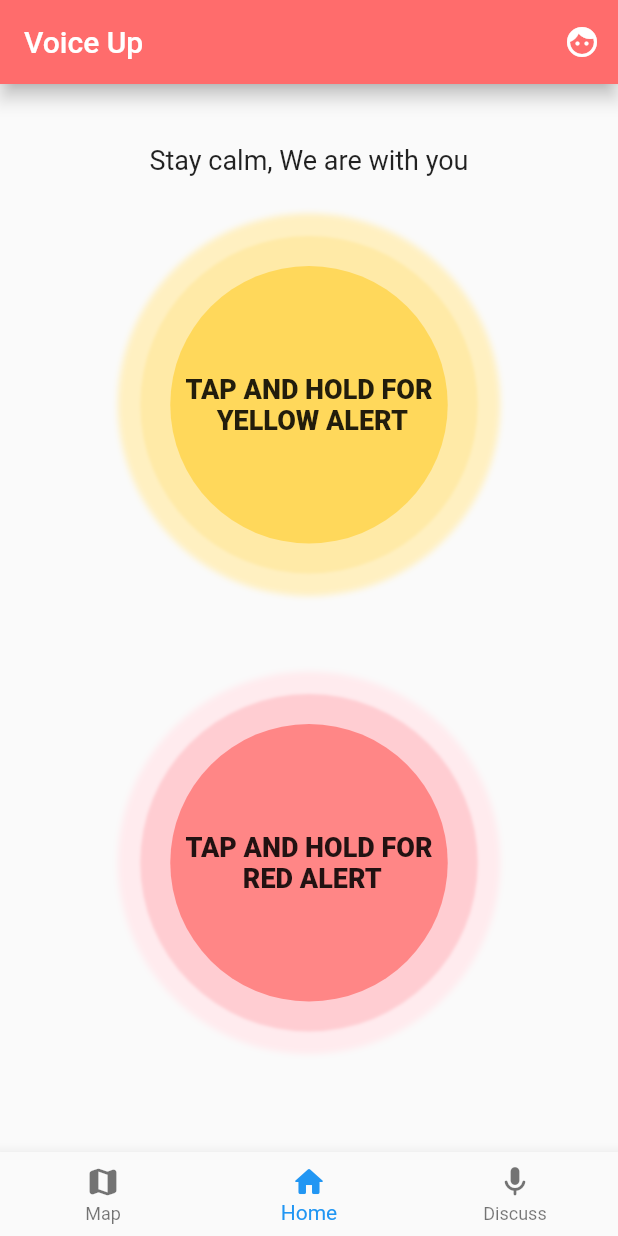
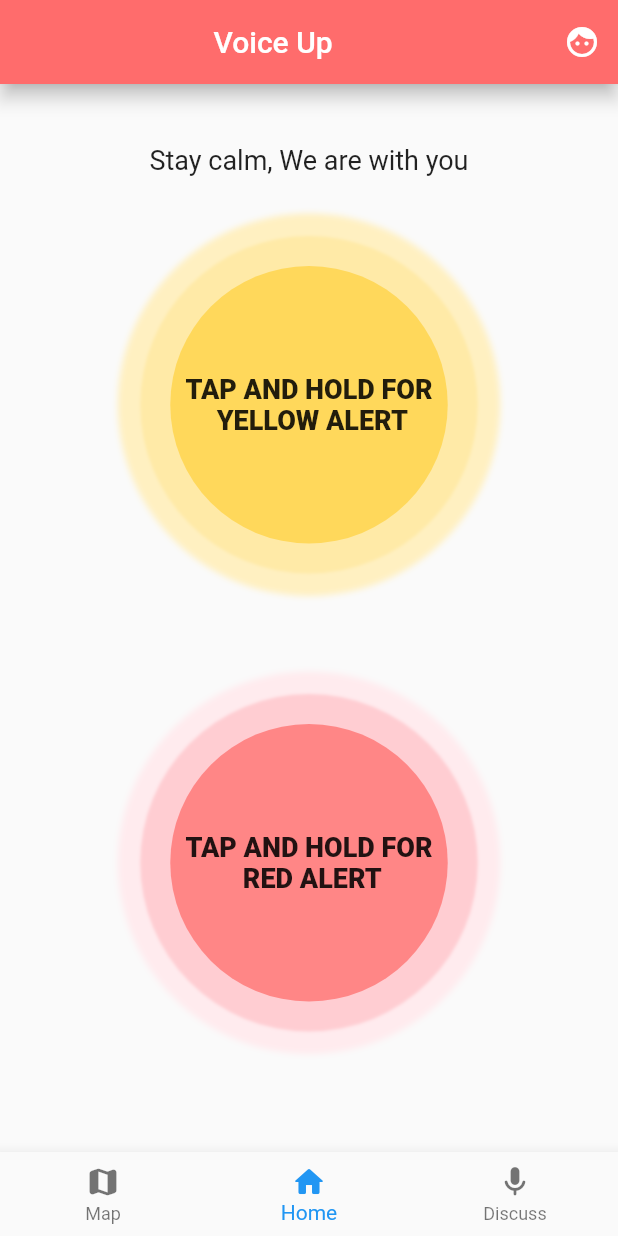
Before and after one commit to psk907/hacktable, a Flutter app: the screen it shows after launch, on a phone screen of 412 x 824 dp. Run offline on Flutter 3.47's test engine with Material 2 defaults, Android fonts, the light colour scheme and no system bars; our stand-ins replace circular_countdown_timer, dio, flutter_svg, get_it, google_fonts, google_maps_flutter and 4 more; missing offline and left inert: sms_maintained; Roboto replaces fonts that are missing (Mukta).

Commit message:
Voice Up Center

```diff
--- a/lib/app.dart
+++ b/lib/app.dart
@@ -35,8 +35,8 @@
     return Scaffold(
       appBar: AppBar(
         backgroundColor: Palette.AppBarBackground,
-        title: Text('Voice Up',
-        textAlign: TextAlign.center),
+
+        title:Center( child: Text('Voice Up')),
 
         elevation: 5.0,
         actions: [
```
